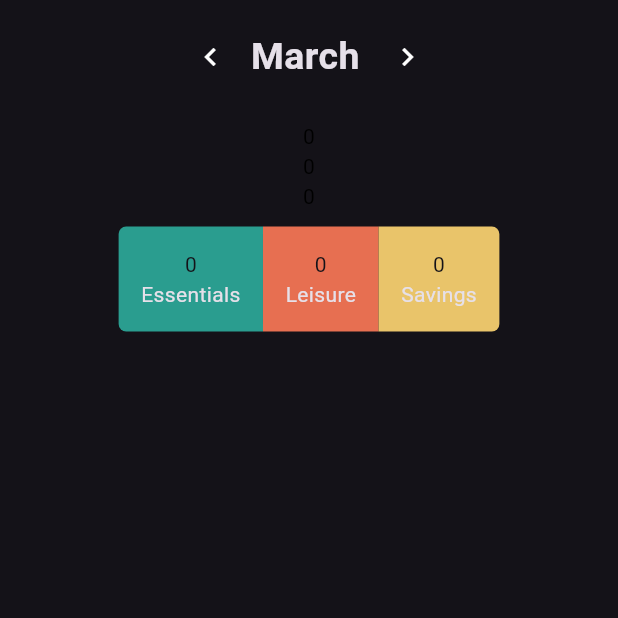
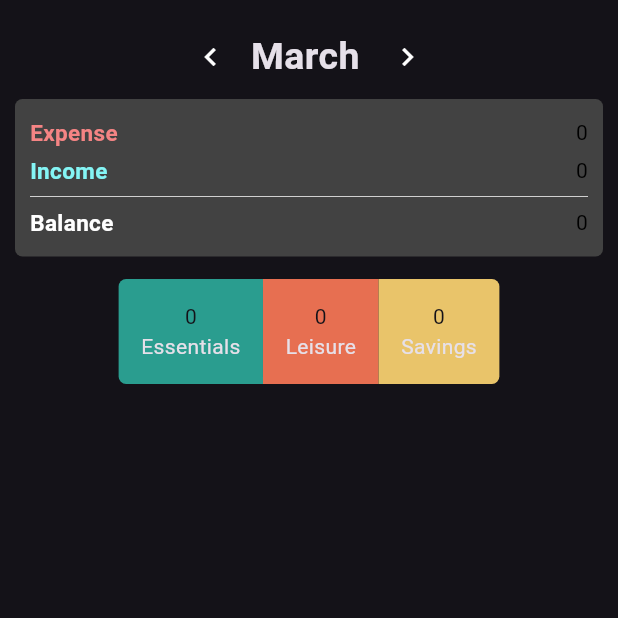
Before and after one commit to ahofmeister/frugalistic-flutter, a Flutter app: the HomeScreen screen opened directly, on a phone screen of 412 x 824 dp, the top half of it. Run offline on Flutter 3.47's test engine with Material 3 defaults, Android fonts, the phone set to English and light mode, and no system bars; our stand-ins replace flutter_dotenv, flutter_riverpod, freezed_annotation, riverpod_annotation, supabase_flutter; accounts and stored records are empty; generated files the repository leaves out were written again.

Commit message:
Improve design for overview

```diff
--- a/lib/transactions/home_screen.dart
+++ b/lib/transactions/home_screen.dart
@@ -1,5 +1,6 @@
 import 'package:flutter/material.dart';
 import 'package:flutter_riverpod/flutter_riverpod.dart';
+import 'package:frugalistic/theme/frugalistic_theme.dart';
 import 'package:frugalistic/transactions/widgets/transaction_list.dart';
 
 import 'transactions_provider.dart';
@@ -11,8 +12,6 @@ class HomeScreen extends ConsumerWidget {
 
   @override
   Widget build(BuildContext context, WidgetRef ref) {
-    var expenseSum = ref.watch(totalExpenseAndIncomeAmountProvider);
-
     return Scaffold(
         body: SafeArea(
       child: Column(
@@ -49,28 +48,70 @@ class HomeScreen extends ConsumerWidget {
               ),
             ],
           ),
+          const Dashboard(),
           const SizedBox(
-            height: 25,
-          ),
-          if (!expenseSum.isLoading)
-            Column(
-              children: [
-                TransactionAmount(
-                    amount: expenseSum.requireValue.expense + expenseSum.requireValue.income),
-                TransactionAmount(amount: expenseSum.requireValue.income),
-                TransactionAmount(amount: expenseSum.requireValue.expense),
-              ],
-            ),
-          const SizedBox(
-            height: 10,
+            height: 5,
           ),
           const TransactionDivisions(),
-          const SizedBox(
-            height: 10,
-          ),
           const TransactionList(),
         ],
       ),
     ));
   }
 }
+
+class Dashboard extends ConsumerWidget {
+  const Dashboard({
+    Key? key,
+  }) : super(key: key);
+
+  @override
+  Widget build(BuildContext context, WidgetRef ref) {
+    var expenseSum = ref.watch(totalExpenseAndIncomeAmountProvider);
+
+    return Padding(
+      padding: const EdgeInsets.all(10.0),
+      child: Container(
+        padding: const EdgeInsets.all(10),
+        decoration: BoxDecoration(
+          color: Colors.grey[800], // Use a dark background color, e.g., Colors.grey[800]
+          borderRadius: BorderRadius.circular(5),
+        ),
+        child: Column(
+          children: [
+            _buildDashboardItem(
+                'Expense', expenseSum.requireValue.expense, Theme.of(context).colorScheme.expense),
+            _buildDashboardItem(
+                'Income', expenseSum.requireValue.income, Theme.of(context).colorScheme.income),
+            Divider(thickness: 0.5, height: 10,),
+            _buildDashboardItem(
+              'Balance',
+              expenseSum.requireValue.expense + expenseSum.requireValue.income,
+              Colors.white,
+            ),
+          ],
+        ),
+      ),
+    );
+  }
+
+  Widget _buildDashboardItem(String label, int amount, Color labelColor) {
+    return Padding(
+      padding: const EdgeInsets.symmetric(vertical: 2),
+      child: Row(
+        mainAxisAlignment: MainAxisAlignment.spaceBetween,
+        children: [
+          Text(
+            label,
+            style: TextStyle(
+              fontWeight: FontWeight.bold,
+              fontSize: 15,
+              color: labelColor,
+            ),
+          ),
+          TransactionAmount(amount: amount),
+        ],
+      ),
+    );
+  }
+}
```
